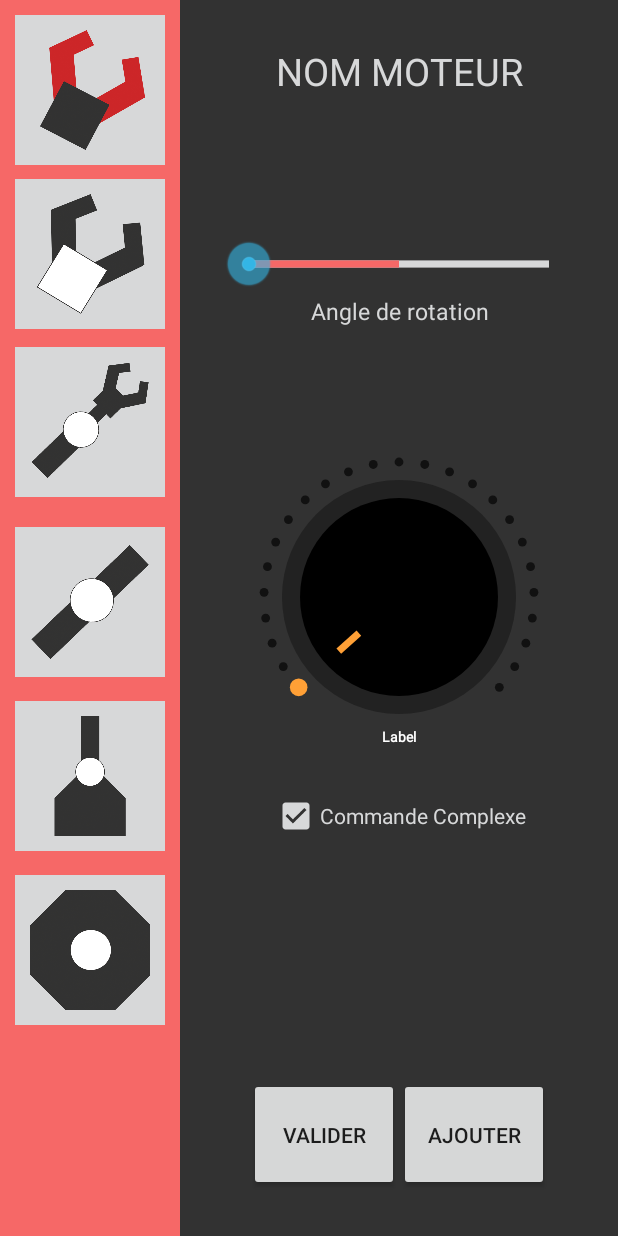
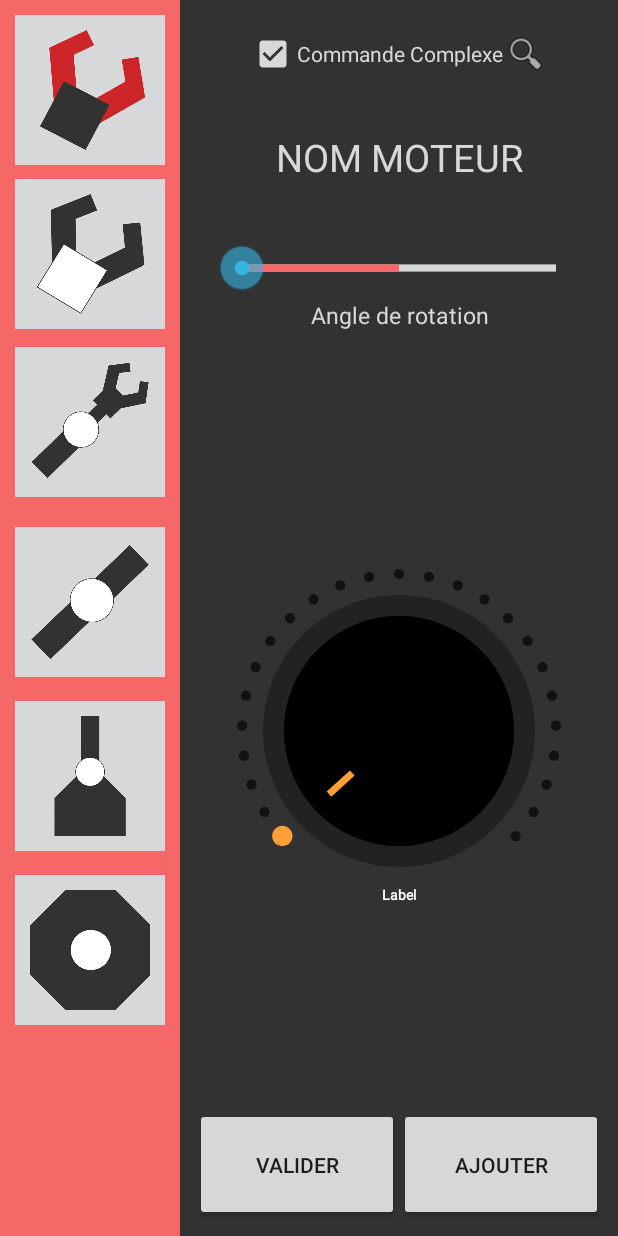
Before and after one commit to outcast292/EST-PFE-Hercules2000-android, an Android app: the controlApp screen opened directly, with no data from a screen before it, on a phone screen of 412 x 824 dp. Run offline under Robolectric (Android 15) with nearby library versions, the phone set to English and light mode, and no system bars; libraries missing offline, so code that uses them is left out: com.r0adkll.slidr; 38 statements that could not run were skipped.

Commit message:
added view cmd complexe / linked modes to script

```diff
--- a/app/src/main/java/com/hercules2000/controlApp/HomeMenu.java
+++ b/app/src/main/java/com/hercules2000/controlApp/HomeMenu.java
@@ -22,9 +22,12 @@ public class HomeMenu extends AppCompatActivity {
         if(connectionUtils.ismRun()){
             Intent intent = new Intent(this, controlApp.class);
             startActivity(intent);
+
             connectionUtils.sendMessage("setmode 1");
             connectionUtils.readMessage();
+
             controllerHandler.initMotors();
+
         }else{
             showDialog("Erreur","Veuillez vous connectez!");
         }
--- a/app/src/main/java/com/hercules2000/controlApp/controlApp.java
+++ b/app/src/main/java/com/hercules2000/controlApp/controlApp.java
@@ -187,6 +187,15 @@ public class controlApp extends AppCompatActivity {
         alert.show();
     }
 
+    public void viewCmd(View v){
+
+        if(cmdApr == ""){
+            showDialog("Commande complexe" , "Cliquez sur Ajouter pour former votre commande complexe");
+        }else{
+            showDialog("Commande complexe" , cmdApr);
+
+        }
+    }
 
     public CheckBox getModeApr() {
         return modeApr;
--- a/app/src/main/res/layout/activity_home_menu.xml
+++ b/app/src/main/res/layout/activity_home_menu.xml
@@ -10,8 +10,8 @@
 
     <ImageView
         android:id="@+id/typoLogo"
-        android:layout_width="335dp"
-        android:layout_height="82dp"
+        android:layout_width="match_parent"
+        android:layout_height="wrap_content"
         app:srcCompat="@mipmap/logotypo"
         android:layout_alignParentTop="true"
         android:layout_centerInParent="true"
--- a/app/src/main/res/layout/content_main.xml
+++ b/app/src/main/res/layout/content_main.xml
@@ -6,58 +6,93 @@
     android:layout_width="291dp"
     android:layout_height="match_parent"
     android:background="@color/bgGray"
-    android:padding="30dp">
+    android:padding="10dp">
 
+
+
+
+    <LinearLayout
+        android:id="@+id/cb"
+        android:layout_width="match_parent"
+        android:layout_height="wrap_content"
+        android:orientation="horizontal"
+        android:layout_alignParentTop="true"
+        android:layout_centerInParent="true"
+        android:gravity="center"
+        android:layout_marginTop="10dp">
+
+
+        <CheckBox
+            android:id="@+id/isAppMode"
+            style="@style/Widget.AppCompat.CompoundButton.CheckBox"
+            android:layout_width="wrap_content"
+            android:layout_height="wrap_content"
+            android:backgroundTint="#00FF0000"
+            android:buttonTint="@color/whiteGray"
+            android:onClick="onClickCheckBox"
+            android:text="Commande Complexe"
+            android:textColor="@color/whiteGray"
+            android:textColorHint="@color/whiteGray"
+            />
+
+        <ImageView
+            android:id="@+id/viewCmd"
+            android:layout_width="30dp"
+            android:layout_height="30dp"
+            android:onClick="viewCmd"
+            app:srcCompat="@android:drawable/ic_menu_search"
+           />
+
+    </LinearLayout>
 
     <TextView
         android:id="@+id/nomMoteur"
         android:layout_width="match_parent"
         android:layout_height="wrap_content"
+        android:gravity="center"
         android:text="@string/nom_moteur"
         android:textAllCaps="true"
         android:textColor="@color/whiteGray"
         android:textSize="25sp"
-        android:layout_alignParentTop="true"
-        android:gravity="center"
-        android:layout_marginBottom="70dp"
-        />
+        android:layout_below="@id/cb"
+        android:layout_marginTop="35dp"/>
 
     <RelativeLayout
         android:id="@+id/container"
         android:layout_width="match_parent"
         android:layout_height="wrap_content"
+        android:layout_below="@id/nomMoteur"
         android:layout_centerInParent="true"
-        android:layout_below="@id/nomMoteur"
-        android:layout_marginBottom="80dp"
-        >
+        android:layout_margin="15dp"
+        android:layout_marginTop="38dp"
+        android:layout_marginBottom="30dp">
 
         <com.vashisthg.startpointseekbar.StartPointSeekBar
             android:id="@+id/knobAngle"
             android:layout_width="match_parent"
             android:layout_height="wrap_content"
+            android:layout_centerInParent="true"
             app:defaultBackgroundColor="@color/whiteGray"
-            app:defaultBackgroundRangeColor="@color/redPink"
-            android:layout_centerInParent="true"/>
+            app:defaultBackgroundRangeColor="@color/redPink" />
 
         <TextView
             android:id="@+id/angletxtValue"
             android:layout_width="match_parent"
             android:layout_height="wrap_content"
-            android:text="Angle de rotation"
-            android:textColor="@color/whiteGray"
-            android:textSize="15dp"
             android:layout_below="@id/knobAngle"
             android:layout_marginTop="30dp"
             android:gravity="center"
-            />
+            android:text="Angle de rotation"
+            android:textColor="@color/whiteGray"
+            android:textSize="15dp" />
 
 
     </RelativeLayout>
 
     <com.sdsmdg.harjot.crollerTest.Croller
         android:id="@+id/knobVitesse"
-        android:layout_width="200dp"
-        android:layout_height="200dp"
+        android:layout_width="match_parent"
+        android:layout_height="wrap_content"
         app:back_circle_color="#EDEDED"
         app:indicator_color="@color/redPink"
         app:indicator_width="10"
@@ -71,47 +106,39 @@
         app:progress_secondary_color="@color/redPink"
         app:start_offset="45"
         android:layout_below="@id/container"
+        android:layout_above="@id/buttons"
         android:layout_centerInParent="true"
+        android:layout_margin="20dp"
         />
 
     <LinearLayout
+        android:id="@+id/buttons"
         android:layout_width="match_parent"
         android:layout_height="wrap_content"
         android:gravity="center_horizontal"
         android:orientation="horizontal"
-        android:layout_alignParentBottom="true">
+        android:layout_alignParentBottom="true"
+        >
 
         <Button
             android:id="@+id/bntValider"
             android:layout_width="100dp"
             android:layout_height="75dp"
             android:onClick="btnValider"
-            android:text="@string/valider" />
+            android:text="@string/valider"
+            android:layout_weight="1"/>
 
         <Button
             android:id="@+id/Ajouter"
             android:layout_width="100dp"
             android:layout_height="75dp"
             android:onClick="btnAjouter"
-            android:text="Ajouter"/>
+            android:text="Ajouter"
+            android:layout_weight="1"/>
         />
 
     </LinearLayout>
 
-    <CheckBox
-        android:id="@+id/isAppMode"
-        style="@style/Widget.AppCompat.CompoundButton.CheckBox"
-        android:layout_width="wrap_content"
-        android:layout_height="wrap_content"
-        android:backgroundTint="#00FF0000"
-        android:buttonTint="@color/whiteGray"
-        android:onClick="onClickCheckBox"
-        android:text="Commande Complexe"
-        android:textColor="@color/whiteGray"
-        android:textColorHint="@color/whiteGray"
-        android:layout_below="@id/knobVitesse"
-        android:layout_centerInParent="true"
-        android:layout_marginTop="30dp"
-        />
+
 
 </RelativeLayout>
```
Also changed, not shown: app/src/main/java/com/hercules2000/controlApp/controllerHandler.java (+5 -6 lines), 1 other file.
